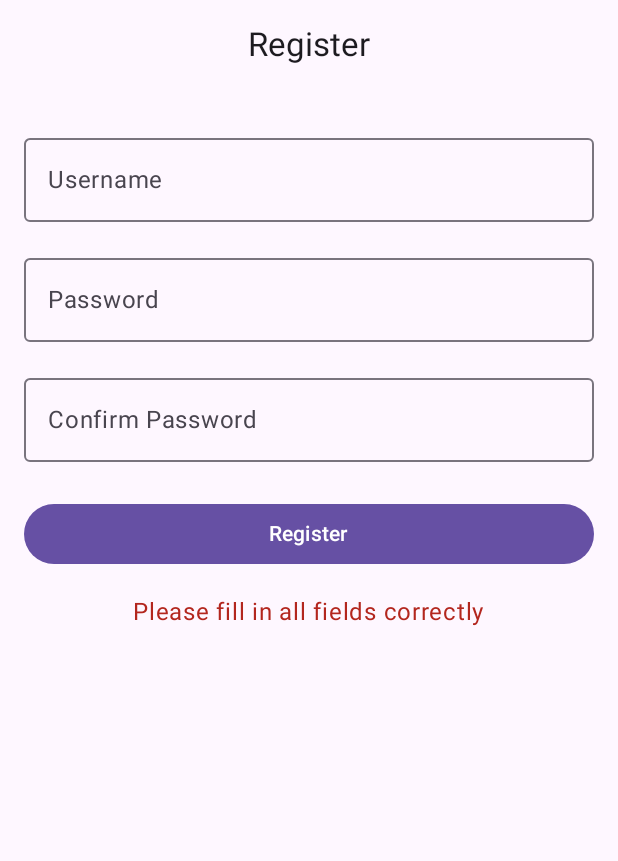
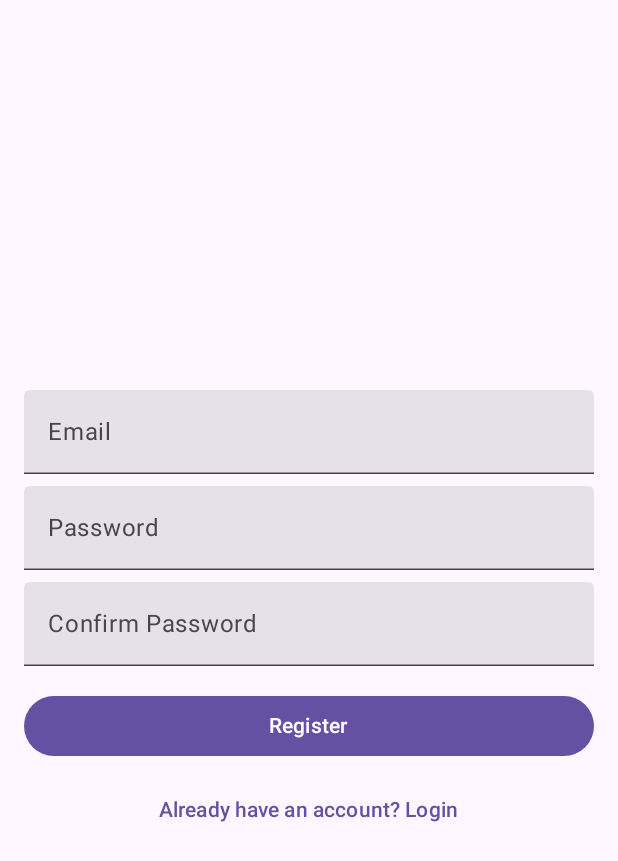
Before and after one commit to xtinabru/QuoteKa, an Android app built with Jetpack Compose: the RegisterScreen screen opened through its navigation route, after a tap on "Register", on a phone screen of 412 x 824 dp. Shown: the top 861 px of the screen. Run offline under Robolectric (Android 15) with nearby library versions, the phone set to English and light mode, and no system bars; our stand-ins replace Firebase (no records; nobody signed in at launch, a user with empty details on screens opened directly).

Commit message:
feat: Add login and registration with Firebase

```diff
--- a/app/src/main/AndroidManifest.xml
+++ b/app/src/main/AndroidManifest.xml
@@ -1,5 +1,6 @@
 <?xml version="1.0" encoding="utf-8"?>
 <manifest xmlns:android="http://schemas.android.com/apk/res/android"
+    package="com.example.quotekaapplication"
     xmlns:tools="http://schemas.android.com/tools">
 
     <application
--- a/app/src/main/java/com/example/quotekaapplication/ui/theme/composables/ScaffoldApp.kt
+++ b/app/src/main/java/com/example/quotekaapplication/ui/theme/composables/ScaffoldApp.kt
@@ -8,7 +8,6 @@ import androidx.lifecycle.viewmodel.compose.viewModel
 import androidx.navigation.compose.NavHost
 import androidx.navigation.compose.composable
 import androidx.navigation.compose.rememberNavController
-import com.example.quotekaapplication.ui.models.AuthViewModel
 import com.example.quotekaapplication.ui.theme.screens.AddQuoteScreen
 import com.example.quotekaapplication.ui.theme.screens.CategoriesScreen
 import com.example.quotekaapplication.ui.theme.screens.FavoriteScreen
--- a/app/src/main/java/com/example/quotekaapplication/ui/theme/screens/MainScreen.kt
+++ b/app/src/main/java/com/example/quotekaapplication/ui/theme/screens/MainScreen.kt
@@ -21,8 +21,6 @@ fun MainScreen(navController: NavController, paddingValues: PaddingValues) {
         .padding(top = paddingValues.calculateTopPadding())
     )
     {
-
-
         Text("Quote of the day", style = MaterialTheme.typography.titleLarge)
         Spacer(modifier = Modifier.height(20.dp))
 
--- a/app/src/main/java/com/example/quotekaapplication/ui/theme/screens/RegisterScreen.kt
+++ b/app/src/main/java/com/example/quotekaapplication/ui/theme/screens/RegisterScreen.kt
@@ -1,91 +1,76 @@
 package com.example.quotekaapplication.ui.theme.screens
 
+import AuthViewModel
+import android.widget.Toast
 import androidx.compose.foundation.layout.*
-import androidx.compose.foundation.text.KeyboardActions
-import androidx.compose.foundation.text.KeyboardOptions
 import androidx.compose.material3.*
 import androidx.compose.runtime.*
 import androidx.compose.ui.Alignment
 import androidx.compose.ui.Modifier
-import androidx.compose.ui.text.input.ImeAction
+import androidx.compose.ui.platform.LocalContext
 import androidx.compose.ui.text.input.PasswordVisualTransformation
-import androidx.compose.ui.tooling.preview.Preview
 import androidx.compose.ui.unit.dp
 import androidx.navigation.NavController
-import androidx.navigation.compose.rememberNavController
-import com.example.quotekaapplication.ui.models.AuthViewModel
+import com.google.firebase.auth.FirebaseAuth
 
 @Composable
 fun RegisterScreen(navController: NavController, authViewModel: AuthViewModel) {
-    // State -----PUT IT AWAY TO ViewMoDEL!
-    var username by remember { mutableStateOf("") }
-    var password by remember { mutableStateOf("") }
-    var confirmPassword by remember { mutableStateOf("") }
-
-    var errorMessage by remember { mutableStateOf("") }
+    val email = remember { mutableStateOf("") }
+    val password = remember { mutableStateOf("") }
+    val confirmPassword = remember { mutableStateOf("") }
+    val context = LocalContext.current
 
     Column(
         modifier = Modifier
             .fillMaxSize()
             .padding(16.dp),
+        verticalArrangement = Arrangement.Center,
         horizontalAlignment = Alignment.CenterHorizontally
     ) {
-        Text("Register", style = MaterialTheme.typography.titleLarge)
-
-        Spacer(modifier = Modifier.height(40.dp))
-
-        // Inputz
-        OutlinedTextField(
-            value = username,
-            onValueChange = { username = it },
-            label = { Text("Username") },
+        TextField(
+            value = email.value,
+            onValueChange = { email.value = it },
+            label = { Text("Email") },
             modifier = Modifier.fillMaxWidth()
         )
+        Spacer(modifier = Modifier.height(8.dp))
 
+        TextField(
+            value = password.value,
+            onValueChange = { password.value = it },
+            label = { Text("Password") },
+            modifier = Modifier.fillMaxWidth(),
+            visualTransformation = PasswordVisualTransformation()
+        )
+        Spacer(modifier = Modifier.height(8.dp))
+
+        TextField(
+            value = confirmPassword.value,
+            onValueChange = { confirmPassword.value = it },
+            label = { Text("Confirm Password") },
+            modifier = Modifier.fillMaxWidth(),
+            visualTransformation = PasswordVisualTransformation()
+        )
         Spacer(modifier = Modifier.height(16.dp))
-
-        OutlinedTextField(
-            value = password,
-            onValueChange = { password = it },
-            label = { Text("Password") },
-            visualTransformation = PasswordVisualTransformation(),
-            modifier = Modifier.fillMaxWidth(),
-            keyboardOptions = KeyboardOptions.Default.copy(
-                imeAction = ImeAction.Next
-            ),
-            keyboardActions = KeyboardActions(
-                onNext = { /* Move focus to next field */ }
-            )
-        )
-
-        Spacer(modifier = Modifier.height(16.dp))
-
-        OutlinedTextField(
-            value = confirmPassword,
-            onValueChange = { confirmPassword = it },
-            label = { Text("Confirm Password") },
-            visualTransformation = PasswordVisualTransformation(),
-            modifier = Modifier.fillMaxWidth(),
-            keyboardOptions = KeyboardOptions.Default.copy(
-                imeAction = ImeAction.Done
-            ),
-            keyboardActions = KeyboardActions(
-                onDone = {
-                    // logic for registration
-                }
-            )
-        )
-
-        Spacer(modifier = Modifier.height(24.dp))
-
 
         Button(
             onClick = {
-                if (username.isNotBlank() && password.isNotBlank() && confirmPassword == password) {
-                    authViewModel.login()
-                    navController.navigate("home")
+                if (password.value == confirmPassword.value) {
+                    // Здесь создаем нового пользователя через Firebase
+                    FirebaseAuth.getInstance().createUserWithEmailAndPassword(email.value, password.value)
+                        .addOnCompleteListener { task ->
+                            if (task.isSuccessful) {
+                                // Если регистрация успешна
+                                authViewModel.isAuthenticated.value = true
+                                Toast.makeText(context, "Registration successful", Toast.LENGTH_SHORT).show()
+                                navController.navigate("home") // Переходим на главный экран
+                            } else {
+                                // Если произошла ошибка
+                                Toast.makeText(context, "Registration failed: ${task.exception?.message}", Toast.LENGTH_SHORT).show()
+                            }
+                        }
                 } else {
-                    errorMessage = "Please fill in all fields correctly"
+                    Toast.makeText(context, "Passwords do not match", Toast.LENGTH_SHORT).show()
                 }
             },
             modifier = Modifier.fillMaxWidth()
@@ -93,15 +78,12 @@ fun RegisterScreen(navController: NavController, authViewModel: AuthViewModel) {
             Text("Register")
         }
 
-        if (errorMessage.isNotBlank()) {
-            Spacer(modifier = Modifier.height(16.dp))
-            Text(errorMessage, color = MaterialTheme.colorScheme.error)
+        Spacer(modifier = Modifier.height(8.dp))
+
+        TextButton(
+            onClick = { navController.navigate("login") }
+        ) {
+            Text("Already have an account? Login")
         }
     }
 }
-
-@Preview(showBackground = true)
-@Composable
-fun RegisterScreenPreview() {
-    RegisterScreen(navController = rememberNavController(), authViewModel = AuthViewModel())
-}
--- a/build.gradle.kts
+++ b/build.gradle.kts
@@ -3,4 +3,5 @@ plugins {
     alias(libs.plugins.android.application) apply false
     alias(libs.plugins.kotlin.android) apply false
     alias(libs.plugins.kotlin.compose) apply false
+    id("com.google.gms.google-services") version "4.4.2" apply false
 }
--- a/gradle/libs.versions.toml
+++ b/gradle/libs.versions.toml
@@ -1,5 +1,7 @@
 [versions]
 agp = "8.8.1"
+firebaseUiAuth = "7.2.0"
+foundation = "1.7.8"
 kotlin = "2.0.0"
 coreKtx = "1.15.0"
 junit = "4.13.2"
@@ -13,6 +15,8 @@ material = "1.12.0"
 
 [libraries]
 androidx-core-ktx = { group = "androidx.core", name = "core-ktx", version.ref = "coreKtx" }
+androidx-foundation = { module = "androidx.compose.foundation:foundation", version.ref = "foundation" }
+firebase-ui-auth = { module = "com.firebaseui:firebase-ui-auth", version.ref = "firebaseUiAuth" }
 junit = { group = "junit", name = "junit", version.ref = "junit" }
 androidx-junit = { group = "androidx.test.ext", name = "junit", version.ref = "junitVersion" }
 androidx-espresso-core = { group = "androidx.test.espresso", name = "espresso-core", version.ref = "espressoCore" }
```
Also changed, not shown: app/build.gradle.kts (+7 -3 lines), app/src/main/java/com/example/quotekaapplication/ui/models/AuthViewModel.kt (+23 -8 lines), app/src/main/java/com/example/quotekaapplication/ui/theme/screens/LoginScreen.kt (+18 -59 lines), 1 other file.
